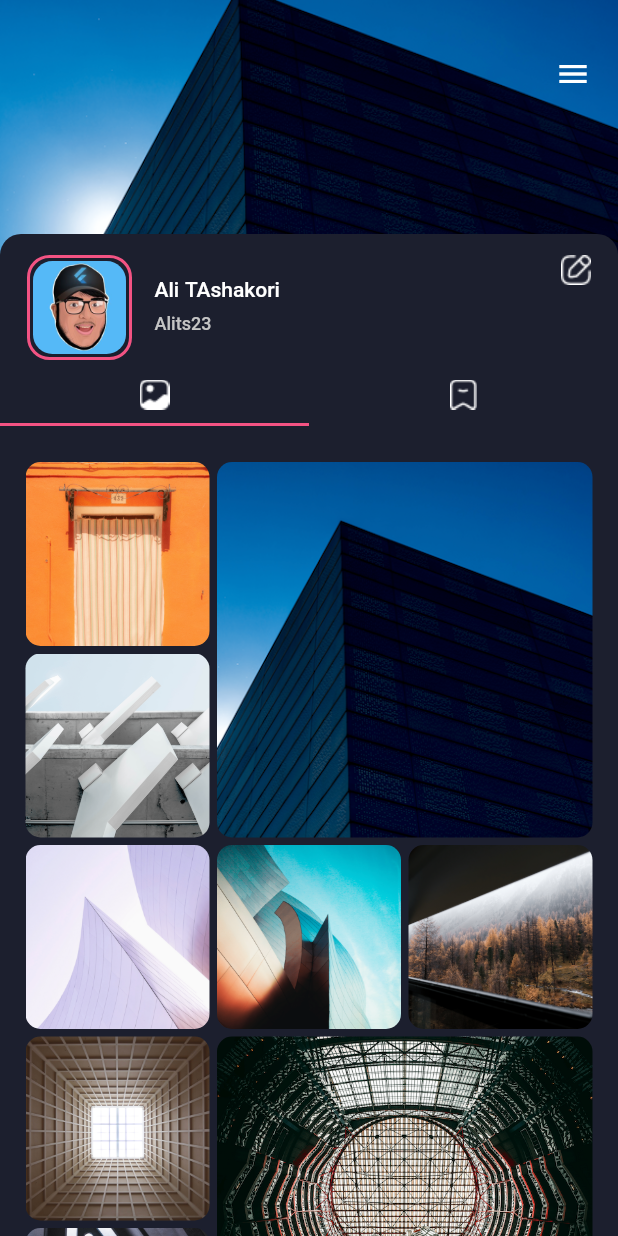
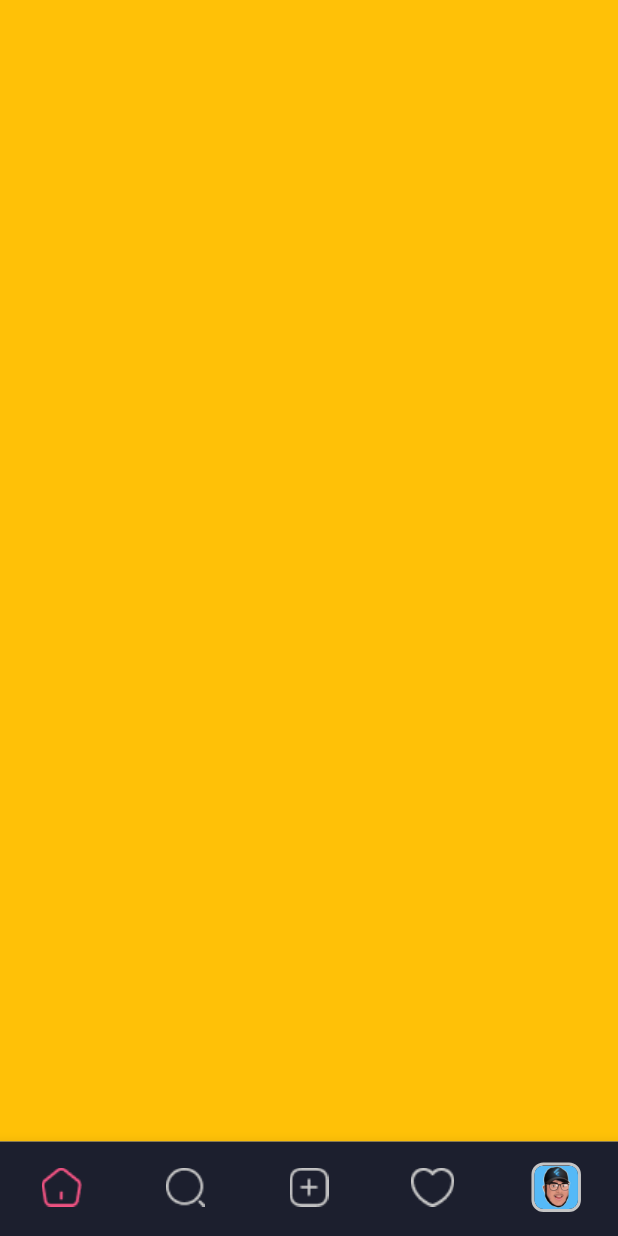
Before and after one commit to Alits23/instagram_clone, a Flutter app: the screen it shows after launch, on a phone screen of 412 x 824 dp. Run offline on Flutter 3.47's test engine with Material 2 defaults, Android fonts, the phone set to English and light mode, and no system bars; our stand-ins replace dotted_border.

Commit message:
Bottom Navigation Bar

```diff
--- a/lib/main.dart
+++ b/lib/main.dart
@@ -2,6 +2,7 @@ import 'package:flutter/material.dart';
 import 'package:instagram/screens/activity_page.dart';
 import 'package:instagram/screens/home_page.dart';
 import 'package:instagram/screens/login_page.dart';
+import 'package:instagram/screens/main_page.dart';
 import 'package:instagram/screens/post_page.dart';
 import 'package:instagram/screens/search_page.dart';
 import 'package:instagram/screens/switch_account_page.dart';
@@ -41,7 +42,7 @@ class MyApp extends StatelessWidget {
         ),
       ),
       debugShowCheckedModeBanner: false,
-      home: UserProfilePage(),
+      home: MainPage(),
     );
   }
 }
--- /dev/null
+++ b/lib/screens/main_page.dart
@@ -0,0 +1,115 @@
+import 'package:flutter/material.dart';
+import 'package:instagram/constants/colors/colors.dart';
+
+class MainPage extends StatefulWidget {
+  const MainPage({super.key});
+
+  @override
+  State<MainPage> createState() => _MainPageState();
+}
+
+class _MainPageState extends State<MainPage> {
+  int _selectedBottomNavigationItem = 0;
+  @override
+  Widget build(BuildContext context) {
+    return Scaffold(
+      bottomNavigationBar: BottomNavigationBar(
+        type: BottomNavigationBarType.fixed,
+        backgroundColor: backgroundColor1,
+        currentIndex: _selectedBottomNavigationItem,
+        onTap: (int index) {
+          setState(() {
+            _selectedBottomNavigationItem = index;
+          });
+        },
+        showUnselectedLabels: false,
+        showSelectedLabels: false,
+        items: [
+          BottomNavigationBarItem(
+            icon: Image.asset('images/icon_home.png'),
+            activeIcon: Image.asset('images/icon_active_home.png'),
+            label: 'item 1',
+          ),
+          BottomNavigationBarItem(
+            icon: Image.asset('images/icon_search_navigation.png'),
+            activeIcon: Image.asset('images/icon_search_navigation_active.png'),
+            label: 'item 2',
+          ),
+          BottomNavigationBarItem(
+            icon: Image.asset('images/icon_add_navigation.png'),
+            activeIcon: Image.asset('images/icon_add_navigation_active.png'),
+            label: 'item 3',
+          ),
+          BottomNavigationBarItem(
+            icon: Image.asset('images/icon_activity_navigation.png'),
+            activeIcon:
+                Image.asset('images/icon_activity_navigation_active.png'),
+            label: 'item 4',
+          ),
+          BottomNavigationBarItem(
+            icon: Container(
+              width: 33,
+              height: 33,
+              decoration: BoxDecoration(
+                border: Border.all(
+                  width: 2,
+                  color: greyColor,
+                ),
+                borderRadius: BorderRadius.circular(8),
+              ),
+              child: ClipRRect(
+                borderRadius: BorderRadius.circular(6),
+                child: FittedBox(
+                  fit: BoxFit.cover,
+                  child: Image.asset('images/profile.png'),
+                ),
+              ),
+            ),
+            activeIcon: Container(
+              width: 33,
+              height: 33,
+              decoration: BoxDecoration(
+                border: Border.all(
+                  width: 2,
+                  color: pinkColorIcon,
+                ),
+                borderRadius: BorderRadius.circular(8),
+              ),
+              child: ClipRRect(
+                borderRadius: BorderRadius.circular(6),
+                child: FittedBox(
+                  fit: BoxFit.cover,
+                  child: Image.asset('images/profile.png'),
+                ),
+              ),
+            ),
+            label: 'item 4',
+          ),
+        ],
+      ),
+      body: SafeArea(
+        child: IndexedStack(
+          index: _selectedBottomNavigationItem,
+          children: _getLayout(),
+        ),
+      ),
+    );
+  }
+
+  List<Widget> _getLayout() {
+    return <Widget>[
+      Container(
+        color: Colors.amber,
+      ),
+      Container(
+        color: Colors.red,
+      ),
+      Container(
+        color: Colors.blue,
+      ),
+      Container(
+        color: Colors.green,
+      ),
+    ];
+  }
+}
```
